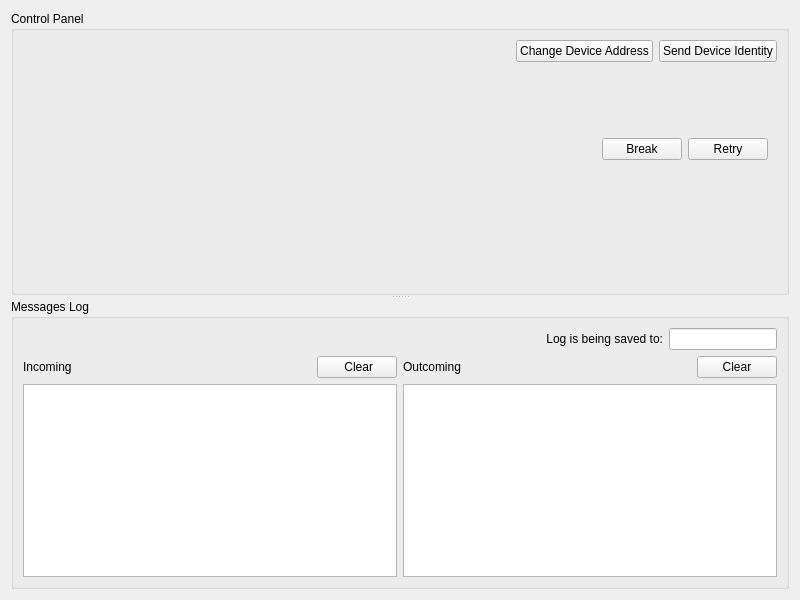
Old version of the form src/ui/controlpanel.ui in the repository etengabeko/etwas.
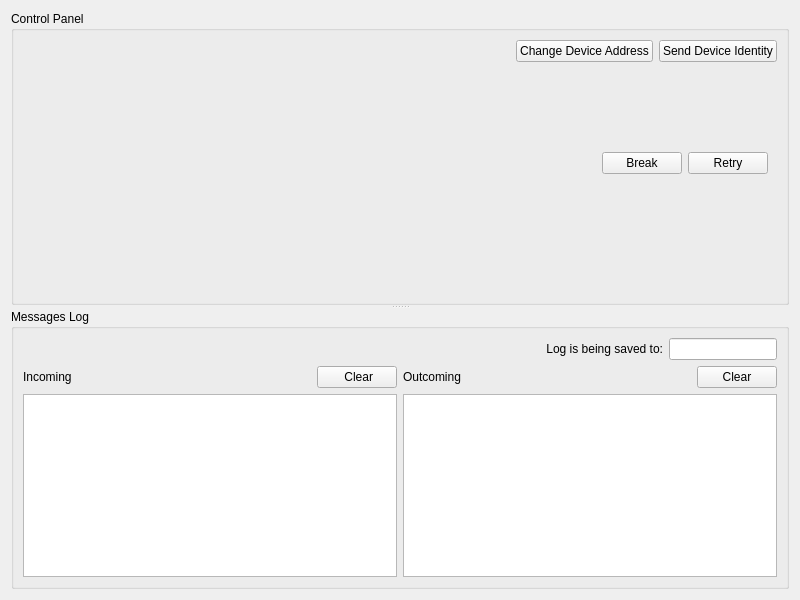
New version of the form.

Commit message: Fix: crash when error/disconnect.

```diff
--- a/src/ui/controlpanel.ui
+++ b/src/ui/controlpanel.ui
@@ -95,8 +95,6 @@
             </widget>
            </item>
            <item>
-            <layout class="QHBoxLayout" name="horizontalLayout_2">
-             <item>
               <widget class="QLabel" name="statusLabel">
                <property name="sizePolicy">
                 <sizepolicy hsizetype="Expanding" vsizetype="Preferred">
@@ -111,6 +109,21 @@
                 <set>Qt::AlignCenter</set>
                </property>
               </widget>
+           </item>
+           <item>
+            <layout class="QHBoxLayout" name="horizontalLayout_2">
+             <item>
+              <spacer name="horizontalSpacer">
+               <property name="orientation">
+                <enum>Qt::Horizontal</enum>
+               </property>
+               <property name="sizeHint" stdset="0">
+                <size>
+                 <width>40</width>
+                 <height>20</height>
+                </size>
+               </property>
+              </spacer>
              </item>
              <item>
               <widget class="QPushButton" name="breakButton">
```
Lines whose indentation alone changed are shown as unchanged. The commit also changes 2 other files.
